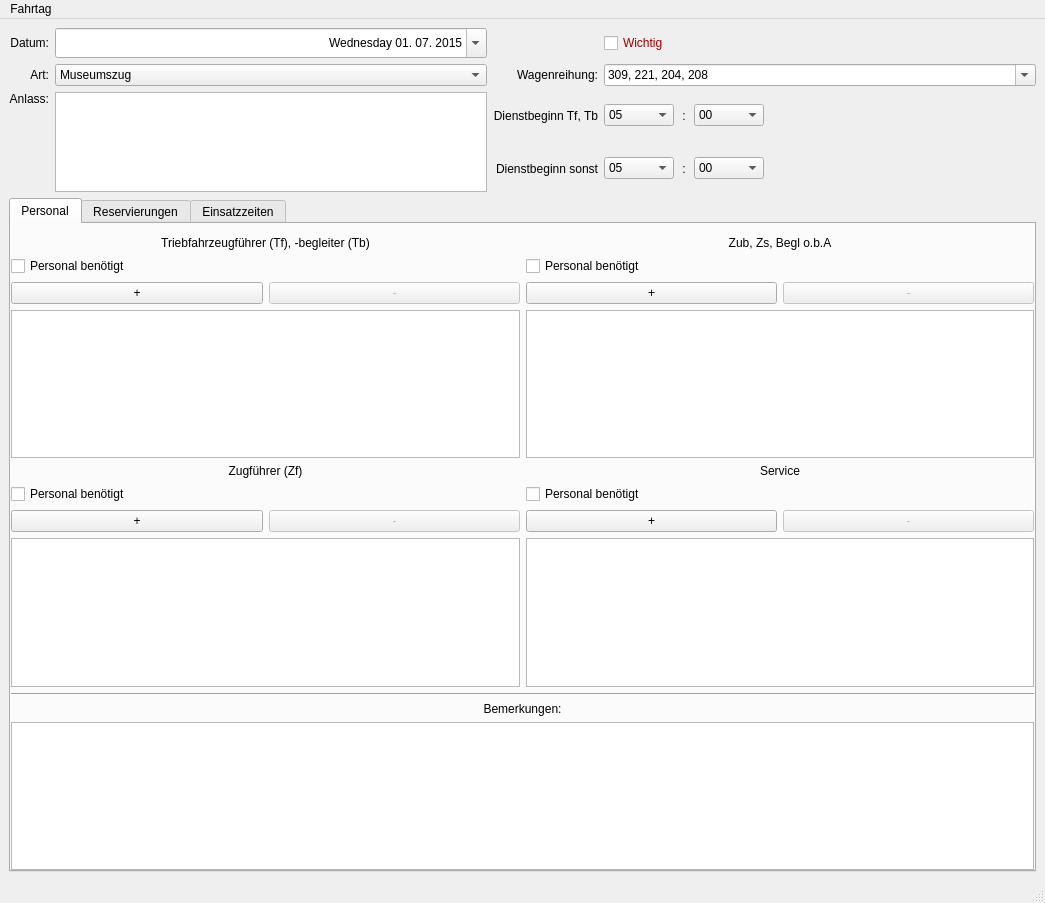
Above: Programm/fahrtagwindow.ui from philjosch/Einsatzplaner before the change. Below: the same form after it.
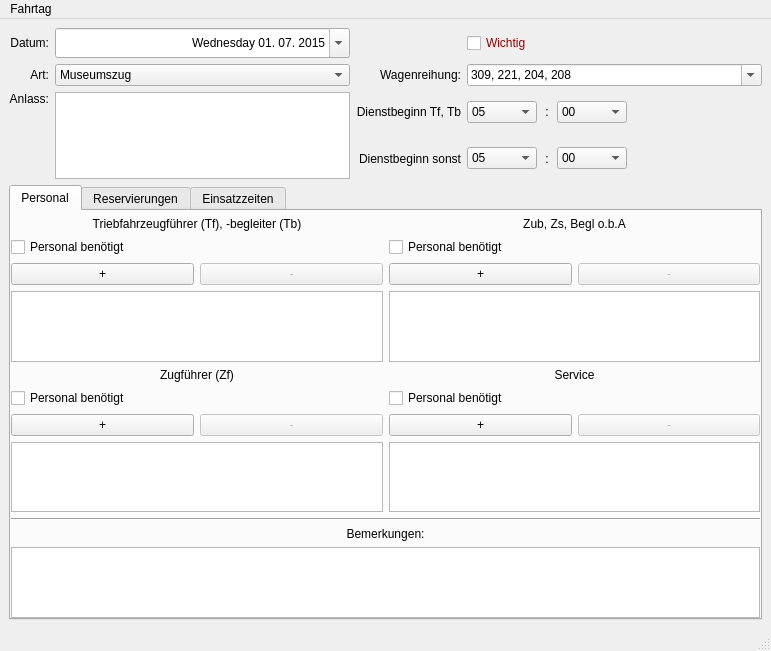
That is the form after the change. The open tabs and pages were chosen to show the change. Custom widgets are drawn as their Qt base class.

The edit to the form file:
```diff
--- a/Programm/fahrtagwindow.ui
+++ b/Programm/fahrtagwindow.ui
@@ -6,8 +6,8 @@
    <rect>
     <x>0</x>
     <y>0</y>
-    <width>1045</width>
-    <height>903</height>
+    <width>771</width>
+    <height>651</height>
    </rect>
   </property>
   <property name="windowTitle">
@@ -17,6 +17,21 @@
    <layout class="QGridLayout" name="gridLayout_6" rowstretch="0,1">
     <item row="0" column="0">
      <layout class="QGridLayout" name="layoutRahmendaten" rowstretch="0,0,0,0" columnstretch="0,1,0,1">
+      <property name="leftMargin">
+       <number>0</number>
+      </property>
+      <property name="topMargin">
+       <number>0</number>
+      </property>
+      <property name="rightMargin">
+       <number>0</number>
+      </property>
+      <property name="bottomMargin">
+       <number>0</number>
+      </property>
+      <property name="spacing">
+       <number>6</number>
+      </property>
       <item row="1" column="3">
        <widget class="QComboBox" name="comboWagenreihung">
         <property name="enabled">
@@ -179,6 +194,18 @@
       </item>
       <item row="3" column="3">
        <layout class="QGridLayout" name="layoutTimeZ" rowminimumheight="0">
+        <property name="leftMargin">
+         <number>0</number>
+        </property>
+        <property name="topMargin">
+         <number>0</number>
+        </property>
+        <property name="rightMargin">
+         <number>0</number>
+        </property>
+        <property name="bottomMargin">
+         <number>0</number>
+        </property>
         <property name="spacing">
          <number>0</number>
         </property>
@@ -447,6 +474,18 @@
       </item>
       <item row="2" column="3">
        <layout class="QGridLayout" name="layoutTimeTf" rowminimumheight="0">
+        <property name="leftMargin">
+         <number>0</number>
+        </property>
+        <property name="topMargin">
+         <number>0</number>
+        </property>
+        <property name="rightMargin">
+         <number>0</number>
+        </property>
+        <property name="bottomMargin">
+         <number>0</number>
+        </property>
         <property name="spacing">
          <number>0</number>
         </property>
@@ -745,7 +784,7 @@
          <number>0</number>
         </property>
         <property name="topMargin">
-         <number>12</number>
+         <number>6</number>
         </property>
         <property name="rightMargin">
          <number>0</number>
@@ -753,8 +792,26 @@
         <property name="bottomMargin">
          <number>0</number>
         </property>
+        <property name="spacing">
+         <number>6</number>
+        </property>
         <item row="0" column="0">
-         <layout class="QGridLayout" name="gridLayout_3">
+         <layout class="QGridLayout" name="gridTf">
+          <property name="leftMargin">
+           <number>0</number>
+          </property>
+          <property name="topMargin">
+           <number>0</number>
+          </property>
+          <property name="rightMargin">
+           <number>0</number>
+          </property>
+          <property name="bottomMargin">
+           <number>0</number>
+          </property>
+          <property name="spacing">
+           <number>6</number>
+          </property>
           <item row="1" column="0" colspan="2">
            <widget class="QCheckBox" name="checkTf">
             <property name="text">
@@ -853,7 +910,22 @@
          </layout>
         </item>
         <item row="0" column="1">
-         <layout class="QGridLayout" name="gridLayout_5">
+         <layout class="QGridLayout" name="gridZub">
+          <property name="leftMargin">
+           <number>0</number>
+          </property>
+          <property name="topMargin">
+           <number>0</number>
+          </property>
+          <property name="rightMargin">
+           <number>0</number>
+          </property>
+          <property name="bottomMargin">
+           <number>0</number>
+          </property>
+          <property name="spacing">
+           <number>6</number>
+          </property>
           <item row="1" column="0" colspan="2">
            <widget class="QCheckBox" name="checkZub">
             <property name="text">
@@ -949,7 +1021,22 @@
          </layout>
         </item>
         <item row="1" column="0">
-         <layout class="QGridLayout" name="gridLayout">
+         <layout class="QGridLayout" name="gridZf">
+          <property name="leftMargin">
+           <number>0</number>
+          </property>
+          <property name="topMargin">
+           <number>0</number>
+          </property>
+          <property name="rightMargin">
+           <number>0</number>
+          </property>
+          <property name="bottomMargin">
+           <number>0</number>
+          </property>
+          <property name="spacing">
+           <number>6</number>
+          </property>
           <item row="1" column="0" colspan="2">
            <widget class="QCheckBox" name="checkZf">
             <property name="text">
@@ -1048,7 +1135,22 @@
          </layout>
         </item>
         <item row="1" column="1">
-         <layout class="QGridLayout" name="gridLayout_2">
+         <layout class="QGridLayout" name="gridService">
+          <property name="leftMargin">
+           <number>0</number>
+          </property>
+          <property name="topMargin">
+           <number>0</number>
+          </property>
+          <property name="rightMargin">
+           <number>0</number>
+          </property>
+          <property name="bottomMargin">
+           <number>0</number>
+          </property>
+          <property name="spacing">
+           <number>6</number>
+          </property>
           <item row="1" column="0" colspan="2">
            <widget class="QCheckBox" name="checkService">
             <property name="text">
@@ -1151,7 +1253,22 @@
          </widget>
         </item>
         <item row="3" column="0" colspan="2">
-         <layout class="QGridLayout" name="gridLayout_7">
+         <layout class="QGridLayout" name="gridBemerkungen">
+          <property name="leftMargin">
+           <number>0</number>
+          </property>
+          <property name="topMargin">
+           <number>0</number>
+          </property>
+          <property name="rightMargin">
+           <number>0</number>
+          </property>
+          <property name="bottomMargin">
+           <number>0</number>
+          </property>
+          <property name="spacing">
+           <number>6</number>
+          </property>
           <item row="0" column="0">
            <widget class="QLabel" name="LabelBemerkungen">
             <property name="toolTip">
@@ -1414,7 +1531,7 @@
     <rect>
      <x>0</x>
      <y>0</y>
-     <width>1045</width>
+     <width>771</width>
      <height>22</height>
     </rect>
    </property>
```
Left out of the diff: 2 changed lines with no effect on the pictures.
